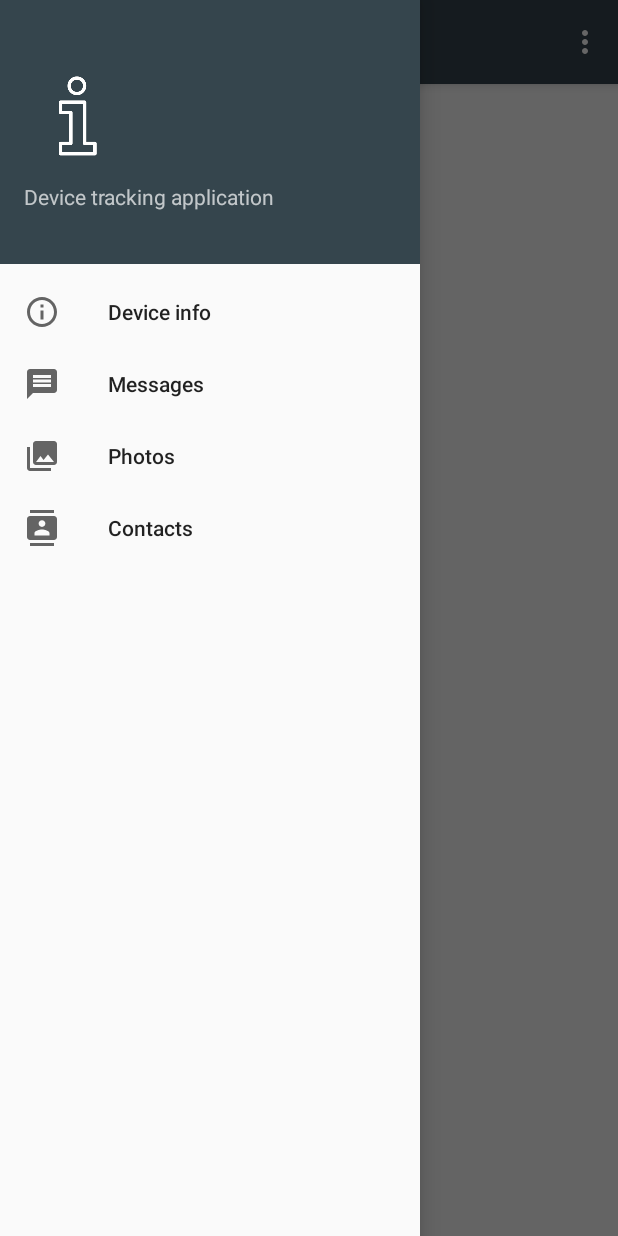
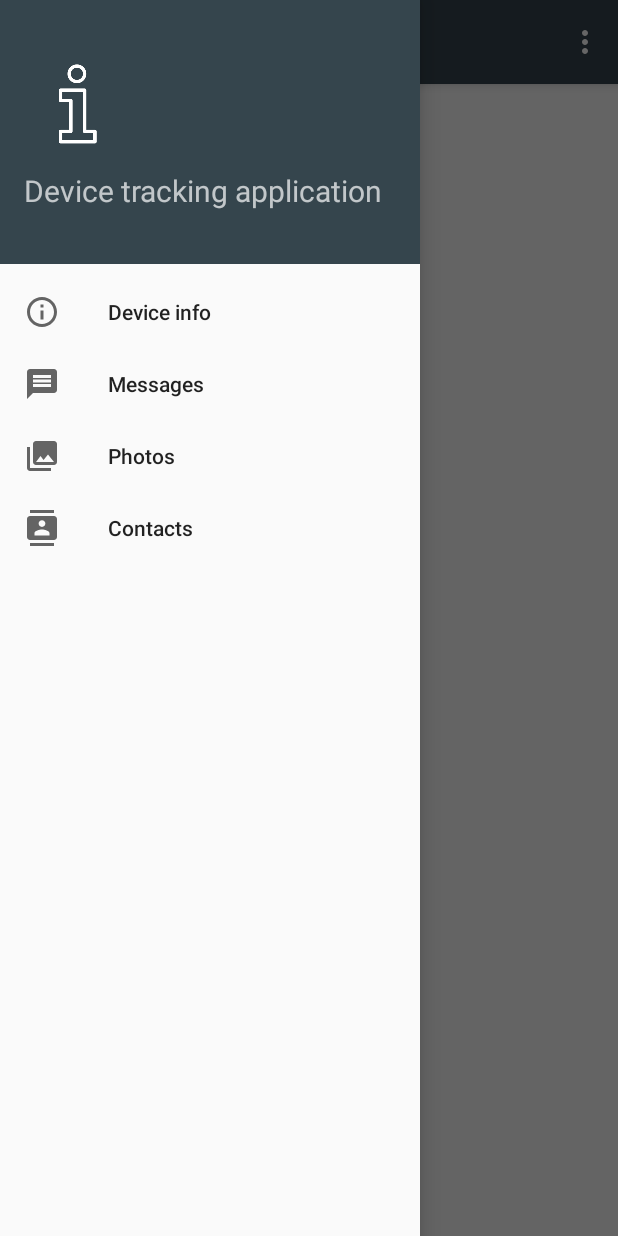
Before and after one commit to artemiysobolev/MyLocation, an Android app: the screen it shows after launch (MainActivity), with the side drawer open, on a phone screen of 412 x 824 dp. Run offline under Robolectric (Android 15) with nearby library versions, the phone set to English and light mode, and no system bars.

```diff
--- a/app/src/main/res/layout/nav_header_main.xml
+++ b/app/src/main/res/layout/nav_header_main.xml
@@ -24,7 +24,8 @@
         android:layout_width="match_parent"
         android:layout_height="wrap_content"
         android:paddingTop="@dimen/nav_header_vertical_spacing"
-        android:text="@string/nav_header_title" />
+        android:text="@string/nav_header_title"
+        android:textSize="20dp"/>
 
     <TextView
         android:id="@+id/textView"
```
